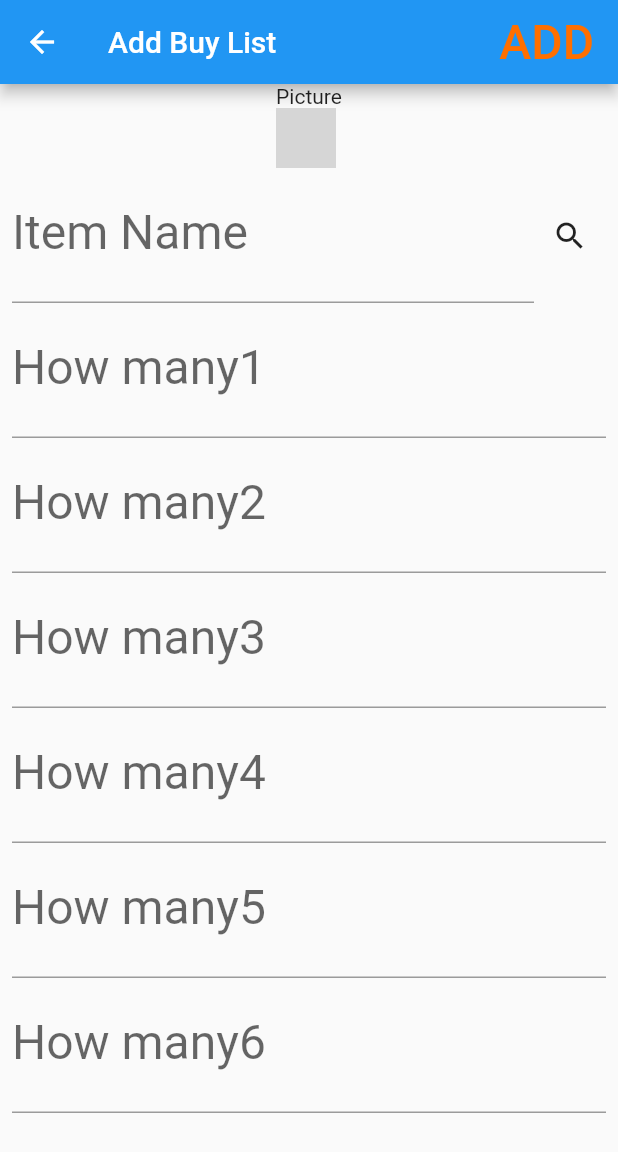
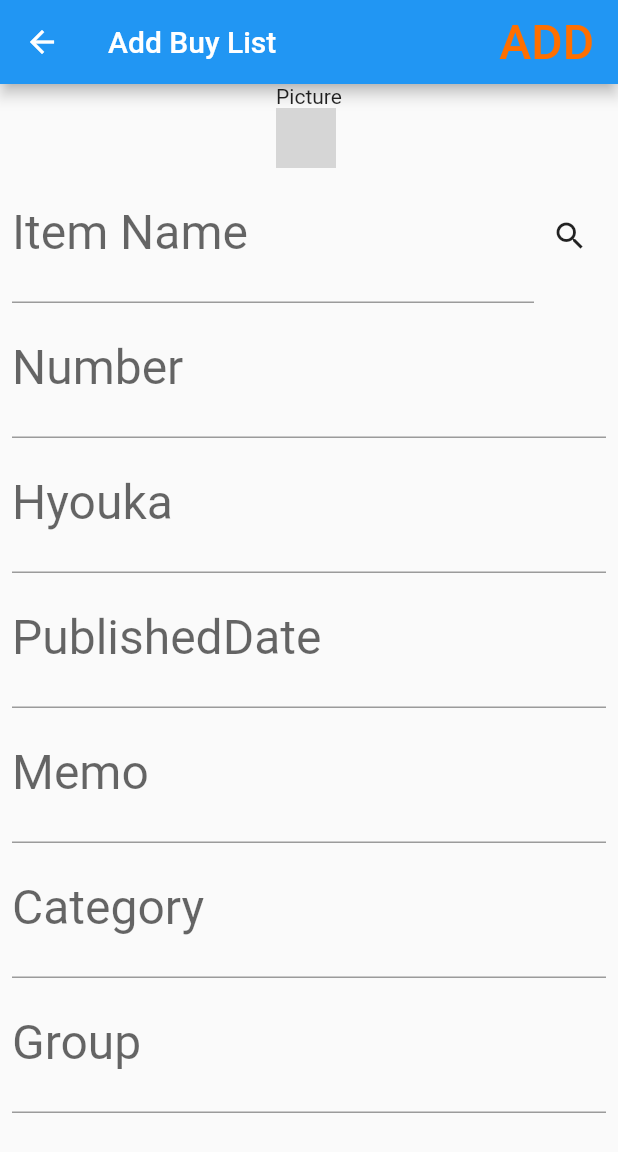
Before and after one commit to K-SA10/flutter-my-app, a Flutter app: the AddView screen opened directly, on a phone screen of 412 x 824 dp. Shown: the top 1152 px of the screen. Run offline on Flutter 3.47's test engine with Material 2 defaults, Android fonts, the phone set to English and light mode, and no system bars; our stand-ins replace firebase_auth, firebase_database, google_sign_in; accounts and stored records are empty; grey boxes are pictures that could not be loaded.

```diff
--- /dev/null
+++ b/flutter_my_app/lib/ItemSearchResult.dart
@@ -0,0 +1,49 @@
+import 'dart:async';
+import 'dart:convert';
+
+import 'package:http/http.dart' as http;
+import 'package:flutter/foundation.dart';
+
+class ItemSearchResult {
+  String title;
+  String thumbnailUrl;
+  String authors;
+  String publisher;
+  String publishedDate;
+  String number;
+
+  ItemSearchResult({this.title, this.thumbnailUrl, this.authors, this.publisher, this.publishedDate, this.number});
+
+  static fromJson(jsonV) {
+    final data = json.decode(jsonV);
+    List<Map<String, Object>> itemList = data['items'];
+
+
+    return itemList.map((item) {
+      final itemSearchResult = new ItemSearchResult();
+      Map<String, Object> volumeInfoMap = item['volumeInfo'];
+      Map<String, Object> urlMap = volumeInfoMap['imageLinks'];
+      Map<String, Object> seriesInfoMap = volumeInfoMap['seriesInfo'];
+      List<String> authorsList = seriesInfoMap != null ? seriesInfoMap['authors'] : null;
+
+      itemSearchResult.title = volumeInfoMap['title'];
+//      itemSearchResult.authors = volumeInfoMap['authors'];
+      itemSearchResult.publisher = authorsList != null ? authorsList[0] : null;
+      itemSearchResult.publishedDate = volumeInfoMap['publishedDate'];
+      itemSearchResult.thumbnailUrl = urlMap != null ? urlMap['smallThumbnail'] : null;
+      itemSearchResult.number = seriesInfoMap != null ? seriesInfoMap['bookDisplayNumber'] : null;
+
+      return itemSearchResult;
+    }).toList();
+  }
+}
+
+Future<List<ItemSearchResult>> fetchItemSearchResult(http.Client client) async {
+  final response =
+  await client.get('https://www.googleapis.com/books/v1/volumes?q=one+piece');
+
+  return compute(parseItemSearchResult, response.body);
+}
+List<ItemSearchResult> parseItemSearchResult(String responseBody) {
+  return ItemSearchResult.fromJson(responseBody);
+}
--- a/flutter_my_app/lib/myapp.dart
+++ b/flutter_my_app/lib/myapp.dart
@@ -1,5 +1,5 @@
 import 'package:flutter/material.dart';
-import 'package:flutter_my_app/ItemList.dart';
+import 'package:flutter_my_app/view/ItemList.dart';
 
 void main() => runApp(new MyApp());
 
--- a/flutter_my_app/lib/Add.dart
+++ b/flutter_my_app/lib/view/Add.dart
@@ -5,17 +5,28 @@ import 'package:flutter/material.dart';
 import 'package:http/http.dart' as http;
 import 'package:flutter/foundation.dart';
 import 'package:flutter_my_app/GoogleSignIn.dart';
-import 'package:flutter_my_app/ItemList.dart';
+import 'package:flutter_my_app/view/ItemList.dart';
+import 'package:flutter_my_app/ItemSearchResult.dart';
+import 'package:firebase_database/firebase_database.dart';
 
+final reference = FirebaseDatabase.instance.reference().child('todo');
+
+// アイテム追加画面
 class AddView extends StatefulWidget {
   @override
   createState() => new AddViewState();
 }
 
 class AddViewState extends State<AddView> {
+  List<ItemSearchResult> _itemSearchResult;
 
   final TextEditingController _textController = new TextEditingController();
   final TextEditingController _textController2 = new TextEditingController();
+  final TextEditingController _textController3 = new TextEditingController();
+  final TextEditingController _textController4 = new TextEditingController();
+  final TextEditingController _textController5 = new TextEditingController();
+  final TextEditingController _textController6 = new TextEditingController();
+  final TextEditingController _textController7 = new TextEditingController();
   String gazou = null;
 
   @override
@@ -24,6 +35,7 @@ class AddViewState extends State<AddView> {
       appBar: new AppBar(
         title: new Text('Add Buy List'),
         actions: <Widget>[
+          // アイテム追加処理を行うボタンを配置
           new FlatButton(
             onPressed: _handlePushAdd,
             child: new Text('ADD', style: new TextStyle(fontSize: 32.0)),
@@ -50,13 +62,9 @@ class AddViewState extends State<AddView> {
               mainAxisAlignment: MainAxisAlignment.start,
               children: <Widget>[
                 new Text('Picture'),
-                gazou != null ?
-                new Image.network(gazou) :
-                new Image.asset(
-                  'images/lake.jpg',
-                  width: 40.0,
-                  height: 40.0,
-                ),
+                // 画像を取得できたら表示、できなかったらダミー画像を表示
+                gazou != null ? new Image.network(gazou)
+                    : new Image.asset('images/lake.jpg', width: 40.0, height: 40.0,),
               ],
             ),
           ),
@@ -88,7 +96,7 @@ class AddViewState extends State<AddView> {
                         controller: _textController2,
                         onSubmitted: null,
                         decoration:
-                        new InputDecoration(hintText: 'How many',labelText: 'How many1')
+                        new InputDecoration(hintText: 'Number',labelText: 'Number')
                     )
                 ),
               ],
@@ -100,10 +108,10 @@ class AddViewState extends State<AddView> {
                 new Flexible(
                     child: new TextField(
                         style: new TextStyle(fontSize: 32.0, color: Colors.black),
-                        controller: _textController2,
+                        controller: _textController3,
                         onSubmitted: null,
                         decoration:
-                        new InputDecoration(hintText: 'How many',labelText: 'How many2')
+                        new InputDecoration(hintText: 'Hyouka',labelText: 'Hyouka')
                     )
                 ),
               ],
@@ -115,10 +123,10 @@ class AddViewState extends State<AddView> {
                 new Flexible(
                     child: new TextField(
                         style: new TextStyle(fontSize: 32.0, color: Colors.black),
-                        controller: _textController2,
+                        controller: _textController4,
                         onSubmitted: null,
                         decoration:
-                        new InputDecoration(hintText: 'How many',labelText: 'How many3')
+                        new InputDecoration(hintText: 'PublishedDate',labelText: 'PublishedDate')
                     )
                 ),
               ],
@@ -130,10 +138,10 @@ class AddViewState extends State<AddView> {
                 new Flexible(
                     child: new TextField(
                         style: new TextStyle(fontSize: 32.0, color: Colors.black),
-                        controller: _textController2,
+                        controller: _textController5,
                         onSubmitted: null,
                         decoration:
-                        new InputDecoration(hintText: 'How many',labelText: 'How many4')
+                        new InputDecoration(hintText: 'Memo',labelText: 'Memo')
                     )
                 ),
               ],
@@ -145,10 +153,10 @@ class AddViewState extends State<AddView> {
                 new Flexible(
                     child: new TextField(
                         style: new TextStyle(fontSize: 32.0, color: Colors.black),
-                        controller: _textController2,
+                        controller: _textController6,
                         onSubmitted: null,
                         decoration:
-                        new InputDecoration(hintText: 'How many',labelText: 'How many5')
+                        new InputDecoration(hintText: 'Category',labelText: 'Category')
                     )
                 ),
               ],
@@ -160,10 +168,10 @@ class AddViewState extends State<AddView> {
                 new Flexible(
                     child: new TextField(
                         style: new TextStyle(fontSize: 32.0, color: Colors.black),
-                        controller: _textController2,
+                        controller: _textController7,
                         onSubmitted: null,
                         decoration:
-                        new InputDecoration(hintText: 'How many',labelText: 'How many6')
+                        new InputDecoration(hintText: 'Group',labelText: 'Group')
                     )
                 ),
               ],
@@ -176,10 +184,26 @@ class AddViewState extends State<AddView> {
 
   void _handleSubmitted(String text) async {
     await fetchItemSearchResult(new http.Client()).then((result) {
+      setState(() {
+        _itemSearchResult = result;
+      });
+    });
+//    final result = await Navigator.push(
+//      context,
+//      new MaterialPageRoute(builder: (context) => new SearchResultView(itemSearchResult2: _itemSearchResult2)),
+//    );
+//
+//    setState(
+//            () {
+//          _textController.text = result[0] != null ? result[0] : 'No Picture';
+//          _textController2.text = result[1] != null ? result[1] : '';
+//          gazou = result[2] != null ? result[2] : null;
+//        }
+//    );
+  }
 
-    });
-  }
   Future<Null> _handlePushAdd() async {
+//    await testSignInWithGoogle();
     await ensureLoggedIn();
     _pushAdd();
   }
@@ -202,46 +226,46 @@ class AddViewState extends State<AddView> {
   }
 }
 
-class ItemSearchResult {
-  String title;
-  String thumbnailUrl;
-  String authors;
-  String publisher;
-  String publishedDate;
-  String number;
-
-  ItemSearchResult({this.title, this.thumbnailUrl, this.authors, this.publisher, this.publishedDate, this.number});
-
-  static fromJson(jsonV) {
-    final data = json.decode(jsonV);
-    List<Map<String, Object>> itemList = data['items'];
-
-
-    return itemList.map((item) {
-      final itemSearchResult = new ItemSearchResult();
-      Map<String, Object> volumeInfoMap = item['volumeInfo'];
-      Map<String, Object> urlMap = volumeInfoMap['imageLinks'];
-      Map<String, Object> seriesInfoMap = volumeInfoMap['seriesInfo'];
-      List<String> authorsList = seriesInfoMap != null ? seriesInfoMap['authors'] : null;
-
-      itemSearchResult.title = volumeInfoMap['title'];
-//      itemSearchResult.authors = volumeInfoMap['authors'];
-      itemSearchResult.publisher = authorsList != null ? authorsList[0] : null;
-      itemSearchResult.publishedDate = volumeInfoMap['publishedDate'];
-      itemSearchResult.thumbnailUrl = urlMap != null ? urlMap['smallThumbnail'] : null;
-      itemSearchResult.number = seriesInfoMap != null ? seriesInfoMap['bookDisplayNumber'] : null;
-
-      return itemSearchResult;
-    }).toList();
-  }
-}
-
-Future<List<ItemSearchResult>> fetchItemSearchResult(http.Client client) async {
-  final response =
-  await client.get('https://www.googleapis.com/books/v1/volumes?q=one+piece');
-
-  return compute(parseItemSearchResult, response.body);
-}
-List<ItemSearchResult> parseItemSearchResult(String responseBody) {
-  return ItemSearchResult.fromJson(responseBody);
-}
+//class ItemSearchResult {
+//  String title;
+//  String thumbnailUrl;
+//  String authors;
+//  String publisher;
+//  String publishedDate;
+//  String number;
+//
+//  ItemSearchResult({this.title, this.thumbnailUrl, this.authors, this.publisher, this.publishedDate, this.number});
+//
+//  static fromJson(jsonV) {
+//    final data = json.decode(jsonV);
+//    List<Map<String, Object>> itemList = data['items'];
+//
+//
+//    return itemList.map((item) {
+//      final itemSearchResult = new ItemSearchResult();
+//      Map<String, Object> volumeInfoMap = item['volumeInfo'];
+//      Map<String, Object> urlMap = volumeInfoMap['imageLinks'];
+//      Map<String, Object> seriesInfoMap = volumeInfoMap['seriesInfo'];
+//      List<String> authorsList = seriesInfoMap != null ? seriesInfoMap['authors'] : null;
+//
+//      itemSearchResult.title = volumeInfoMap['title'];
+////      itemSearchResult.authors = volumeInfoMap['authors'];
+//      itemSearchResult.publisher = authorsList != null ? authorsList[0] : null;
+//      itemSearchResult.publishedDate = volumeInfoMap['publishedDate'];
+//      itemSearchResult.thumbnailUrl = urlMap != null ? urlMap['smallThumbnail'] : null;
+//      itemSearchResult.number = seriesInfoMap != null ? seriesInfoMap['bookDisplayNumber'] : null;
+//
+//      return itemSearchResult;
+//    }).toList();
+//  }
+//}
+//
+//Future<List<ItemSearchResult>> fetchItemSearchResult(http.Client client) async {
+//  final response =
+//  await client.get('https://www.googleapis.com/books/v1/volumes?q=one+piece');
+//
+//  return compute(parseItemSearchResult, response.body);
+//}
+//List<ItemSearchResult> parseItemSearchResult(String responseBody) {
+//  return ItemSearchResult.fromJson(responseBody);
+//}
--- a/flutter_my_app/lib/ItemList.dart
+++ b/flutter_my_app/lib/view/ItemList.dart
@@ -2,17 +2,17 @@ import 'package:flutter/material.dart';
 import 'package:flutter_my_app/GoogleSignIn.dart';
 import 'package:firebase_database/firebase_database.dart';
 import 'package:firebase_database/ui/firebase_animated_list.dart';
-import 'package:flutter_my_app/Add.dart';
+import 'package:flutter_my_app/view/Add.dart';
 import 'package:flutter_my_app/Item.dart';
 
 final reference = FirebaseDatabase.instance.reference().child('todo');
 
+// メイン画面
 class ItemListView extends StatefulWidget {
   @override
   createState() => new ItemListViewState();
 }
 
-// メインページ
 // Itemリストを表示する
 class ItemListViewState extends State<ItemListView> {
   final List<Item> items = <Item>[];
--- a/flutter_my_app/pubspec.yaml
+++ b/flutter_my_app/pubspec.yaml
@@ -7,7 +7,7 @@ dependencies:
   google_sign_in: "^3.0.4"
   firebase_database: "^1.0.1"
   http: "^0.11.3+16"
-#  firebase_auth: "^0.5.11"
+  firebase_auth: "^0.5.11"
 
   # The following adds the Cupertino Icons font to your application.
   # Use with the CupertinoIcons class for iOS style icons.
```
Also changed, not shown: flutter_my_app/lib/GoogleSignIn.dart (+26 -11 lines), flutter_my_app/public/img/add_view.png (added), flutter_my_app/public/img/main_view.png (added), flutter_my_app/public/img/main_view_drawer.png (added), flutter_my_app/pubspec.lock, 4 other files.
